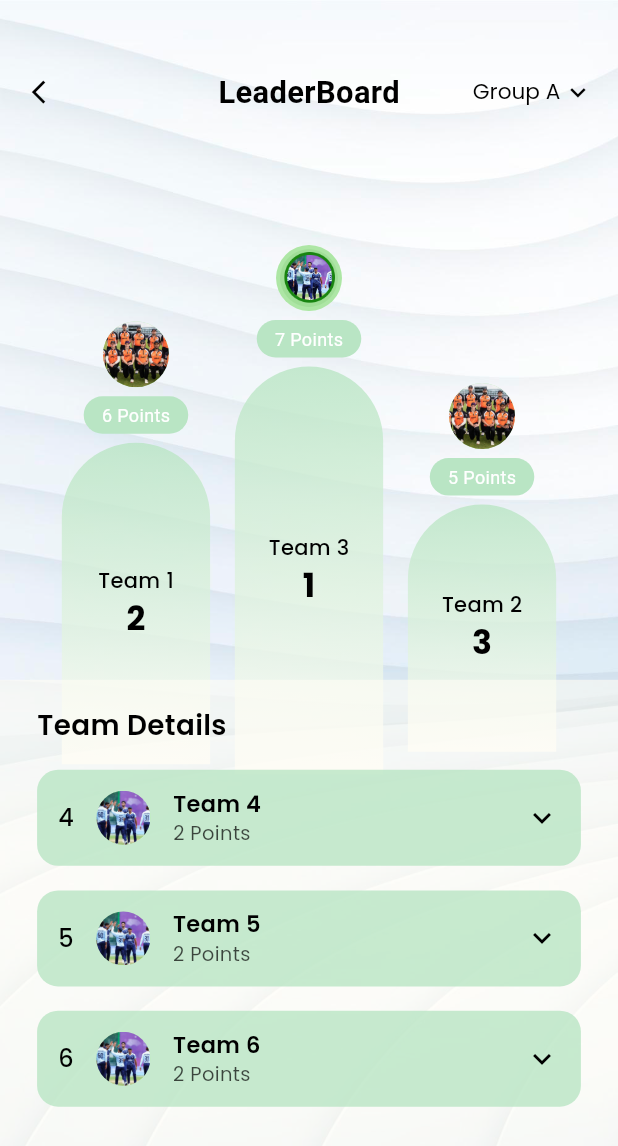
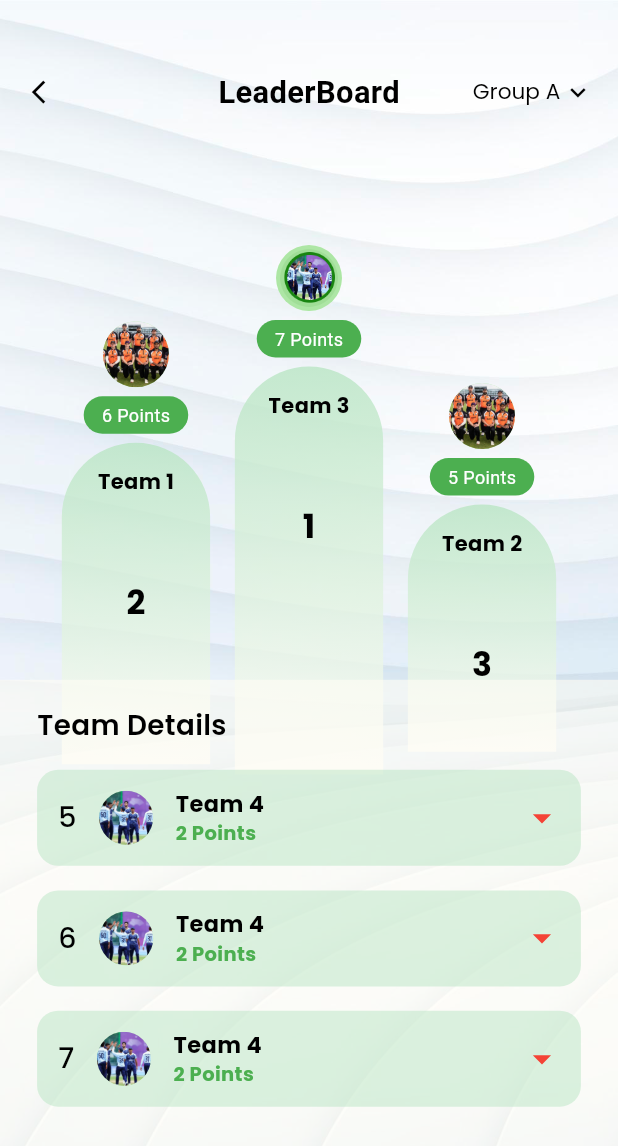
Before and after one commit to Atharvk0808/perpetuity, a Flutter app: the LeaderBoardScreen screen opened directly, on a phone screen of 412 x 824 dp. Shown: the top 1146 px of the screen. Run offline on Flutter 3.47's test engine with Material 3 defaults, Android fonts, the phone set to English and light mode, and no system bars; our stand-ins replace dotted_border, google_fonts, shared_preferences, shimmer; accounts and stored records are empty.

Commit message:
change LeaderBoard

```diff
--- a/lib/Screen/LeaderBoard.dart
+++ b/lib/Screen/LeaderBoard.dart
@@ -262,17 +262,17 @@ class _LeaderBoardScreenState extends State<LeaderBoardScreen>
                   SizedBox(height: height * 0.02),
                   SlideTransition(
                     position: anim1,
-                    child: _buildTeamCard(4, "Team 4", "2 Points", colors),
+                    child: _buildTeamCard(05, "Team 4", "2 Points", colors),
                   ),
                   SizedBox(height: height * 0.02),
                   SlideTransition(
                     position: anim2,
-                    child: _buildTeamCard(5, "Team 5", "2 Points", colors),
+                    child: _buildTeamCard(06, "Team 4", "2 Points", colors),
                   ),
                   SizedBox(height: height * 0.02),
                   SlideTransition(
                     position: anim3,
-                    child: _buildTeamCard(6, "Team 6", "2 Points", colors),
+                    child: _buildTeamCard(07, "Team 4", "2 Points", colors),
                   ),
                 ],
               ),
@@ -299,7 +299,7 @@ class _LeaderBoardScreenState extends State<LeaderBoardScreen>
         Container(
           padding: const EdgeInsets.symmetric(horizontal: 12, vertical: 4),
           decoration: BoxDecoration(
-            color: colors.greenShade,
+            color: Colors.green,
             borderRadius: BorderRadius.circular(20),
           ),
           child: Text(points,
@@ -324,18 +324,34 @@ class _LeaderBoardScreenState extends State<LeaderBoardScreen>
             ),
           ),
           child: Column(
-            mainAxisAlignment: MainAxisAlignment.center,
+            mainAxisAlignment: MainAxisAlignment.spaceBetween,
             children: [
-              Text(team,
-                  style: GoogleFonts.poppins(
-                      fontSize: 14,
-                      fontWeight: FontWeight.w500,
-                      color: colors.black)),
-              Text(rank,
-                  style: GoogleFonts.poppins(
-                      fontSize: 22,
-                      fontWeight: FontWeight.bold,
-                      color: colors.black)),
+              Padding(
+                padding: const EdgeInsets.all(16),
+                child: Column(
+                  children: [
+                    Text(
+                      team,
+                      style: GoogleFonts.poppins(
+                        fontSize: 14,
+                        fontWeight: FontWeight.bold,
+                        color: colors.black,
+                      ),
+                    ),
+
+                    const SizedBox(height: 55),
+                    Text(
+                      rank,
+                      style: GoogleFonts.poppins(
+                        fontSize: 22,
+                        fontWeight: FontWeight.bold,
+                        color: colors.black,
+                      ),
+                    ),
+                  ],
+                ),
+              )
+
             ],
           ),
         ),
@@ -347,14 +363,14 @@ class _LeaderBoardScreenState extends State<LeaderBoardScreen>
     return Container(
       padding: const EdgeInsets.symmetric(horizontal: 14, vertical: 12),
       decoration: BoxDecoration(
-        color: colors.greenShade.withOpacity(0.8),
+        color: colors.greenShade.withOpacity(0.5),
         borderRadius: BorderRadius.circular(14),
       ),
       child: Row(
         children: [
           Text(rank.toString(),
               style: GoogleFonts.poppins(
-                  fontSize: 16,
+                  fontSize: 19,
                   fontWeight: FontWeight.w500,
                   color: colors.black)),
           const SizedBox(width: 15),
@@ -369,16 +385,18 @@ class _LeaderBoardScreenState extends State<LeaderBoardScreen>
                 Text(team,
                     style: GoogleFonts.poppins(
                         fontSize: 15,
-                        fontWeight: FontWeight.w600,
-                        color: colors.black)),
+                        fontWeight: FontWeight.bold,
+                        color: Colors.black,)),
                 Text(points,
                     style: GoogleFonts.poppins(
                         fontSize: 13,
-                        color: colors.black.withOpacity(0.7))),
+                        color: Colors.green,fontWeight: FontWeight.bold)),
               ],
             ),
           ),
-          Icon(Icons.keyboard_arrow_down, color: colors.black),
+          Icon(Icons.arrow_drop_down,
+            color: Colors.red ,
+            fontWeight: FontWeight.bold, )
         ],
       ),
     );
--- a/lib/Screen/account.dart
+++ b/lib/Screen/account.dart
@@ -46,7 +46,7 @@ class _AccountScreenState extends State<AccountScreen> {
     );
   }
 
-  // ------------------- NAV ICON -------------------
+  //  NAV ICON
   Widget _buildNavIcon(IconData icon, int index) {
     final theme = Theme.of(context);
     bool isSelected = selectedNavIndex == index;
--- a/lib/Screen/landing_page.dart
+++ b/lib/Screen/landing_page.dart
@@ -61,7 +61,7 @@ class _LandingPageState extends State<LandingPage>
     final double availableWidth = width - 65;
 
     return Scaffold(
-      backgroundColor: colors.background,  // 👈 Theme background
+      backgroundColor: colors.background,
       body: Stack(
         children: [
           SingleChildScrollView(
@@ -79,7 +79,7 @@ class _LandingPageState extends State<LandingPage>
                       style: TextStyle(
                         fontSize: width * 0.07,
                         fontWeight: FontWeight.w600,
-                        color: colors.black, // 👈 Theme text color
+                        color: colors.black,
                       ),
                     ),
                     const CircleAvatar(
@@ -286,13 +286,13 @@ class _LandingPageState extends State<LandingPage>
               ),
             ),
 
-            // ⭐ Responsive Image Section
+            //  Responsive Image Section
             Expanded(
               child: Padding(
                 padding: const EdgeInsets.symmetric(horizontal: 18),
                 child: Image.asset(
                   image,
-                  fit: BoxFit.fill,   // ⭐ No distortion
+                  fit: BoxFit.fill,
                 ),
               ),
             ),
--- a/lib/Screen/signin1.dart
+++ b/lib/Screen/signin1.dart
@@ -24,7 +24,6 @@ class SignIn1 extends StatelessWidget {
     return Scaffold(
       // backgroundColor: Colors.black,
       backgroundColor: colors.background,
-
       resizeToAvoidBottomInset: true,
       body: SingleChildScrollView(
         child: SizedBox(
```
Also changed, not shown: assets/image1.gif (deleted), assets/image1.png (deleted).
